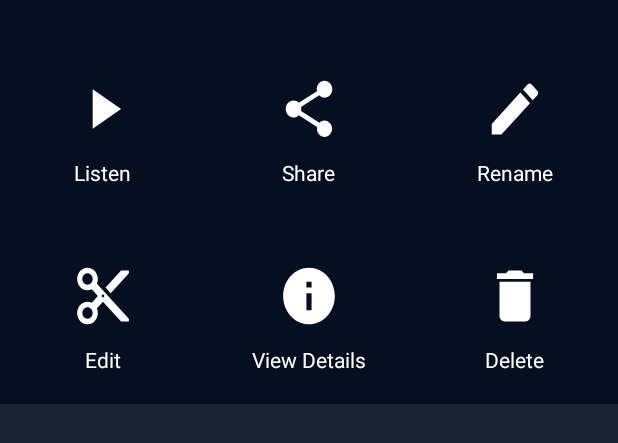
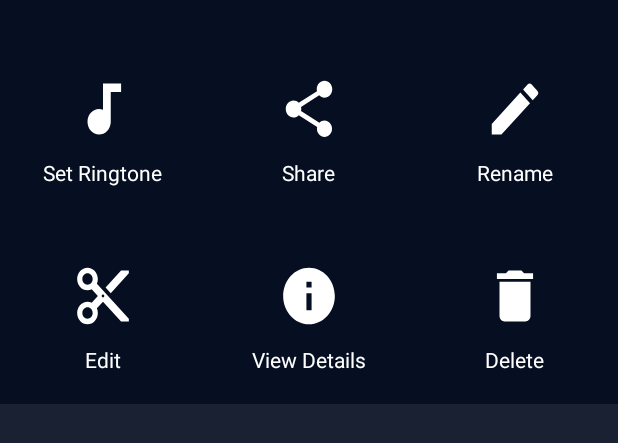
Before and after one commit to btkhoi2001/RecordApp, an Android app: the layout fragment_bottom_sheet.xml on its own in the app's theme, with its tools: preview values and no code run, on a phone screen of 412 x 824 dp. Shown: the top 443 px of the screen. Run offline under Robolectric (Android 15) with nearby library versions, the phone set to English and light mode, and no system bars; network calls fail.

Commit message:
Fix lỗi không set được ringtone

```diff
--- a/app/src/main/AndroidManifest.xml
+++ b/app/src/main/AndroidManifest.xml
@@ -6,6 +6,7 @@
     <uses-permission android:name="android.permission.WRITE_EXTERNAL_STORAGE"/>
     <uses-permission android:name="android.permission.READ_EXTERNAL_STORAGE"/>
     <uses-permission android:name="android.permission.MANAGE_EXTERNAL_STORAGE"/>
+    <uses-permission android:name="android.permission.WRITE_SETTINGS"/>
     <application
         android:requestLegacyExternalStorage="true"
         android:allowBackup="true"
--- /dev/null
+++ b/app/src/main/res/drawable/ic_baseline_audiotrack_24.xml
@@ -0,0 +1,5 @@
+<vector android:height="24dp" android:tint="#FFFFFF"
+    android:viewportHeight="24" android:viewportWidth="24"
+    android:width="24dp" xmlns:android="http://schemas.android.com/apk/res/android">
+    <path android:fillColor="@android:color/white" android:pathData="M12,3v9.28c-0.47,-0.17 -0.97,-0.28 -1.5,-0.28C8.01,12 6,14.01 6,16.5S8.01,21 10.5,21c2.31,0 4.2,-1.75 4.45,-4H15V6h4V3h-7z"/>
+</vector>
--- a/app/src/main/res/layout/fragment_bottom_sheet.xml
+++ b/app/src/main/res/layout/fragment_bottom_sheet.xml
@@ -20,17 +20,17 @@
         android:layout_row="0"
         android:layout_column="0">
         <ImageButton
-            android:id="@+id/ib_listen"
+            android:id="@+id/ib_ringtone"
             android:layout_width="65dp"
             android:layout_height="65dp"
             android:scaleType="fitXY"
             android:backgroundTint="#FF060F22"
-            android:src="@drawable/ic_baseline_play_arrow_24"/>
+            android:src="@drawable/ic_baseline_audiotrack_24"/>
         <TextView
             android:layout_width="wrap_content"
             android:layout_height="wrap_content"
             android:textColor="@color/white"
-            android:text="Listen"/>
+            android:text="Set Ringtone"/>
     </LinearLayout>
     <LinearLayout
         android:layout_marginTop="20dp"
```
Also changed, not shown: app/src/main/java/com/ag18/record/BottomSheetFragment.java (+68 -14 lines).
